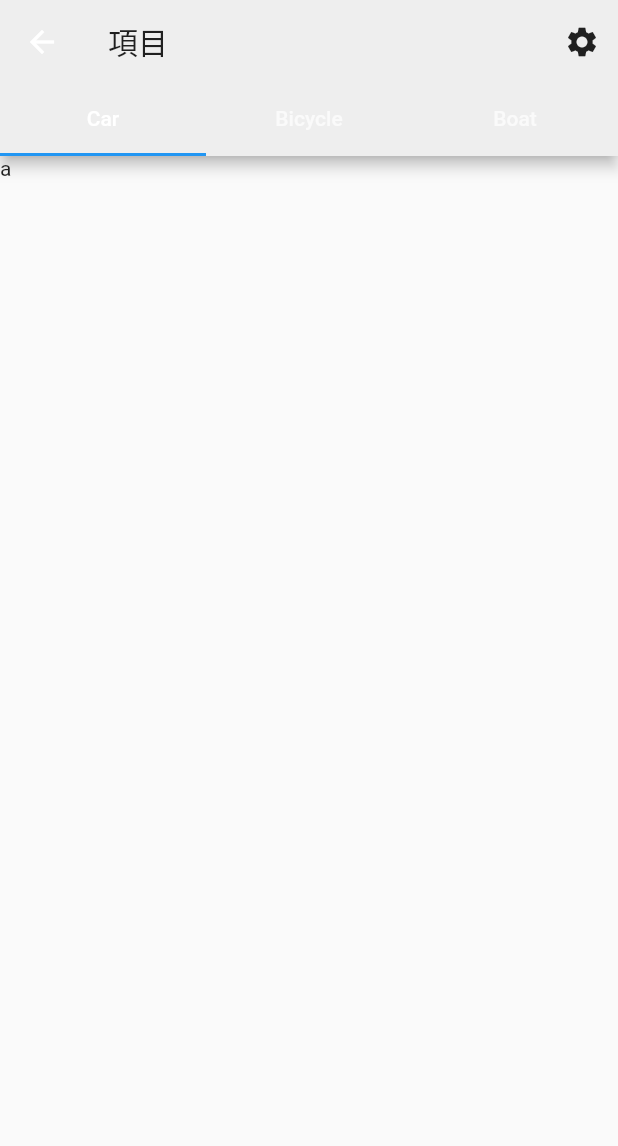
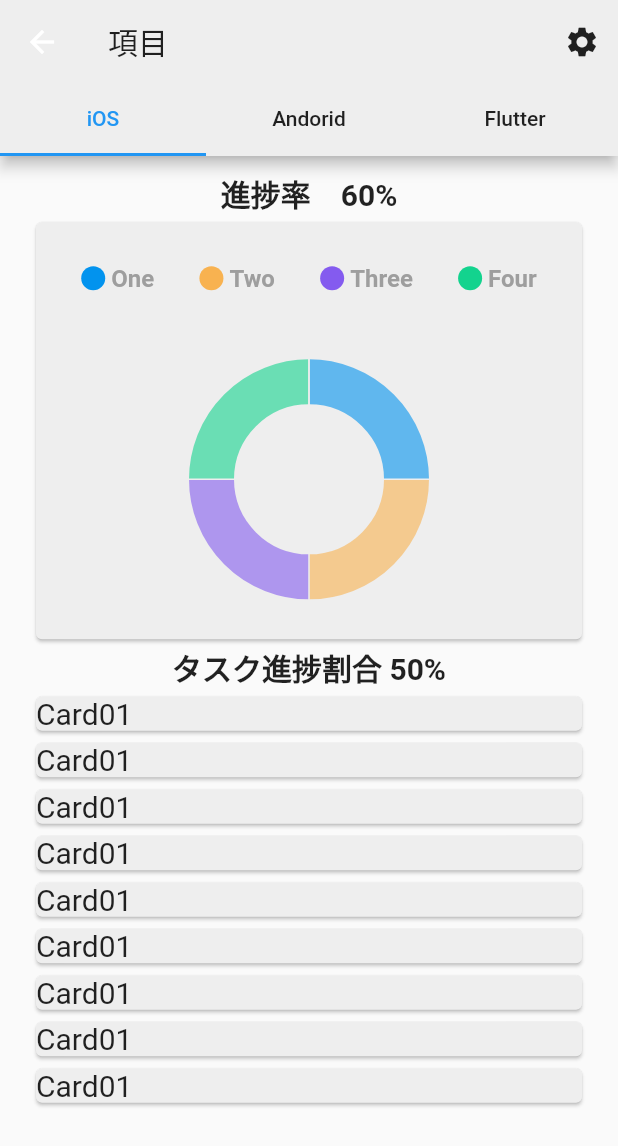
Before and after one commit to syasuki/project_manage, a Flutter app: the Section screen opened directly, on a phone screen of 412 x 824 dp. Shown: the top 1146 px of the screen. Run offline on Flutter 3.47's test engine with Material 2 defaults, Android fonts, the phone set to English and light mode, and no system bars; drawn by our look-alikes of fl_chart; our stand-ins replace awesome_dialog, flutter_hooks, flutter_riverpod, hooks_riverpod, sqflite, state_notifier and 1 more; missing offline and left inert: dart:html; accounts and stored records are empty; Roboto replaces fonts that are missing (Helvetica Neue).

Commit message:
add section view

```diff
--- a/lib/view/section_view.dart
+++ b/lib/view/section_view.dart
@@ -4,6 +4,7 @@ import 'package:hooks_riverpod/hooks_riverpod.dart';
 import 'package:intl/intl.dart';
 import 'package:pro_sche/view/setting_view.dart';
 import 'package:pro_sche/view/todo_view.dart';
+import 'package:pro_sche/view/ui/pie_chart.dart';
 
 class Section extends HookConsumerWidget {
   const Section({Key? key}) : super(key: key);
@@ -12,9 +13,9 @@ class Section extends HookConsumerWidget {
   Widget build(BuildContext context, WidgetRef ref) {
     var outputFormat = DateFormat('yyyy-MM-dd');
     final _tab = <Tab> [
-      Tab( text:'Car'),
-      Tab( text:'Bicycle'),
-      Tab( text:'Boat'),
+      Tab( text:'iOS'),
+      Tab( text:'Andorid'),
+      Tab( text:'Flutter'),
     ];
 
     void onPressedRaisedButton() async {
@@ -40,6 +41,9 @@ class Section extends HookConsumerWidget {
                 style: TextStyle(color: Colors.black87)),
             backgroundColor: Colors.grey[200],
             bottom: TabBar(
+              labelColor: Colors.blue,
+              indicatorColor: Colors.blue,
+              unselectedLabelColor: Colors.black87,
               tabs: _tab,
             ),
             actions: <Widget>[
@@ -57,9 +61,9 @@ class Section extends HookConsumerWidget {
           ),
           body: TabBarView(
               children: <Widget> [
-                Text("a"),
-                Text("b"),
-                Text("b"),
+                SectionPageItem(),
+                SectionPageItem(),
+                SectionPageItem(),
               ]
           ),
         ),
@@ -67,3 +71,63 @@ class Section extends HookConsumerWidget {
       );
   }
 }
+
+class SectionPageItem extends HookConsumerWidget {
+  const SectionPageItem({Key? key}) : super(key: key);
+
+  @override
+  Widget build(BuildContext context, WidgetRef ref) {
+    return Padding(
+        padding: EdgeInsets.symmetric(horizontal: 20, vertical: 10),
+        child: Column(
+          mainAxisAlignment: MainAxisAlignment.start,
+          children: [
+
+            Text(
+              "進捗率　60%",
+              textAlign: TextAlign.center,
+              style: TextStyle(
+                fontSize: 20,
+                fontWeight: FontWeight.bold,
+                fontFamily: 'Helvetica Neue',
+              ),
+            ),
+            PieChartSample1(),
+            Text(
+              "タスク進捗割合 50%",
+              textAlign: TextAlign.center,
+              style: TextStyle(
+                fontSize: 20,
+                fontWeight: FontWeight.bold,
+                fontFamily: 'Helvetica Neue',
+              ),
+            ),
+            Expanded(child:ListView(
+              shrinkWrap: true,
+              children: ["a","b","c","a","b","c","a","b","c"].map((e) =>
+              SectionPageTaskVarietyItem()
+              ).toList(),
+            ),
+            )
+
+          ],
+    )
+
+    );
+  }
+}
+
+class SectionPageTaskVarietyItem extends HookConsumerWidget {
+  const SectionPageTaskVarietyItem({Key? key}) : super(key: key);
+
+  @override
+  Widget build(BuildContext context, WidgetRef ref) {
+    return Card(
+      child: Text(
+        'Card01',
+        style: TextStyle(fontSize: 20),
+      ),
+      color: Colors.grey[200],// 影
+    );
+  }
+}
```
